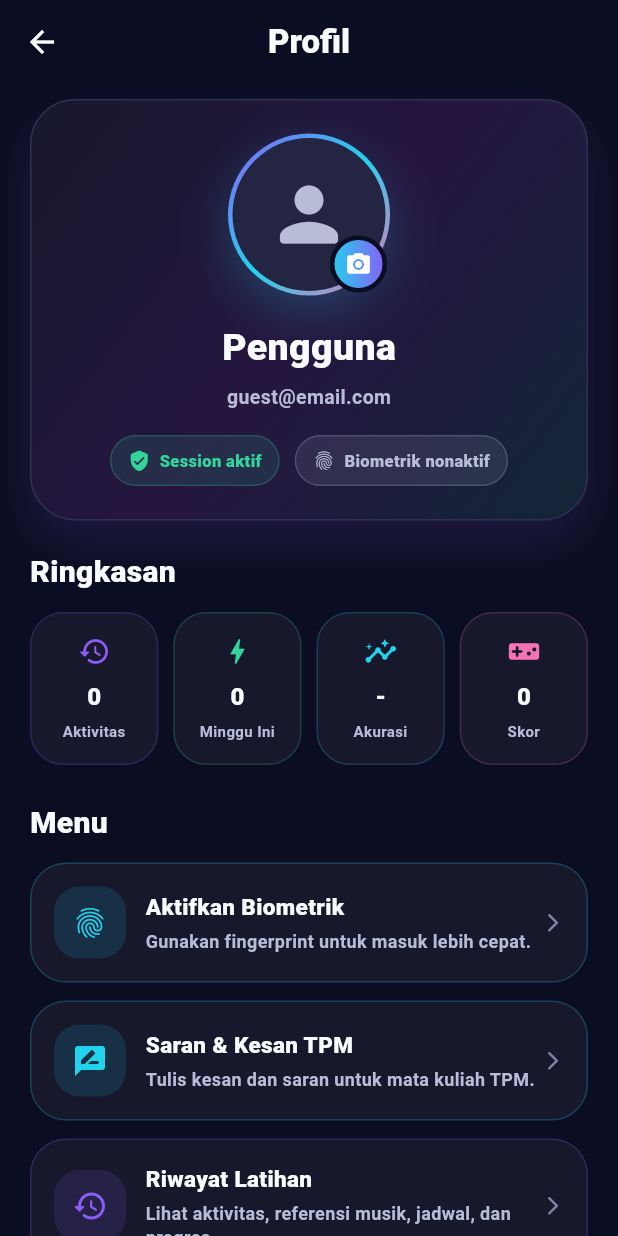
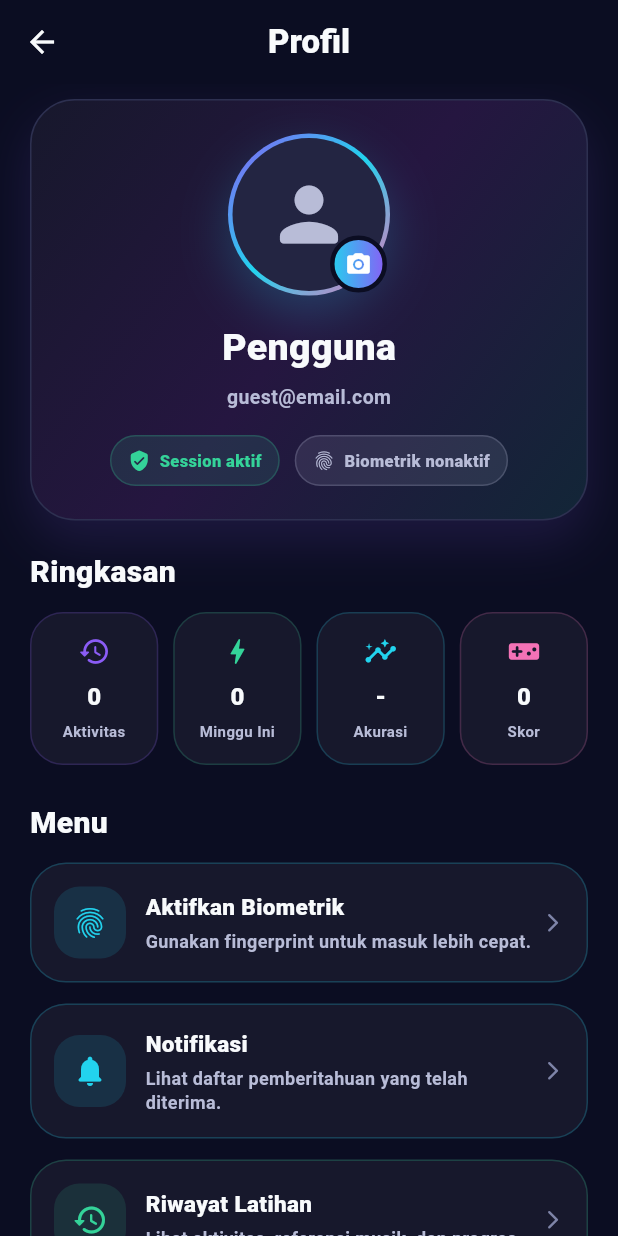
Before and after one commit to dafaarchlinux/pitch-perfect-final-project, a Flutter app: the ProfileScreen screen opened directly, on a phone screen of 412 x 824 dp. Run offline on Flutter 3.47's test engine with Material 3 defaults, Android fonts, the phone set to English and light mode, and no system bars; our stand-ins replace flutter_local_notifications, flutter_map, flutter_secure_storage, flutter_timezone, geocoding, geolocator and 9 more; missing offline and left inert: cryptography, flutter_pitch_detection, maps_launcher, noise_meter; accounts and stored records are empty.

Commit message:
Refactor profile screen logout dialog and menus
Updated logout confirmation message and modified button layout in the profile screen. Enhanced menu items for better organization and added a notifications menu.

```diff
--- a/lib/features/profile/profile_screen.dart
+++ b/lib/features/profile/profile_screen.dart
@@ -184,19 +184,40 @@ class _ProfileScreenState extends State<ProfileScreen> {
             style: TextStyle(color: _text, fontWeight: FontWeight.w900),
           ),
           content: const Text(
-            'Session login akan dihapus dari perangkat ini.',
+            'Yakin ingin keluar dari akun ini? Kamu akan tetap bisa masuk kembali dengan email dan password yang sama.',
             style: TextStyle(
               color: _muted,
               height: 1.45,
               fontWeight: FontWeight.w600,
             ),
           ),
+          actionsPadding: const EdgeInsets.fromLTRB(24, 0, 24, 20),
           actions: [
-            TextButton(
+            Row(
+              children: [
+                Expanded(
+                  child: TextButton(
                     onPressed: () => Navigator.pop(dialogContext),
-              child: const Text('Batal'),
+                    style: TextButton.styleFrom(
+                      foregroundColor: _muted,
+                      padding: const EdgeInsets.symmetric(vertical: 14),
+                      alignment: Alignment.center,
+                      shape: RoundedRectangleBorder(
+                        borderRadius: BorderRadius.circular(14),
                       ),
-            ElevatedButton(
+                    ),
+                    child: const Center(
+                      child: Text(
+                        'Batal',
+                        textAlign: TextAlign.center,
+                        style: TextStyle(fontWeight: FontWeight.w900),
+                      ),
+                    ),
+                  ),
+                ),
+                const SizedBox(width: 12),
+                Expanded(
+                  child: ElevatedButton(
                     onPressed: () async {
                       Navigator.pop(dialogContext);
                       await _logout();
@@ -204,11 +225,18 @@ class _ProfileScreenState extends State<ProfileScreen> {
                     style: ElevatedButton.styleFrom(
                       backgroundColor: _pink,
                       foregroundColor: Colors.white,
+                      padding: const EdgeInsets.symmetric(vertical: 14),
                       shape: RoundedRectangleBorder(
                         borderRadius: BorderRadius.circular(14),
                       ),
                     ),
-              child: const Text('Keluar'),
+                    child: const Text(
+                      'Keluar',
+                      style: TextStyle(fontWeight: FontWeight.w900),
+                    ),
+                  ),
+                ),
+              ],
             ),
           ],
         );
@@ -562,23 +590,31 @@ class _ProfileScreenState extends State<ProfileScreen> {
         color: biometricEnabled ? _green : _cyan,
         onTap: _toggleBiometric,
       ),
-        const SizedBox(height: 12),
+      const SizedBox(height: 14),
       _menuTile(
-          icon: Icons.rate_review_rounded,
+        icon: Icons.notifications_rounded,
+        title: 'Notifikasi',
+        subtitle: 'Lihat daftar pemberitahuan yang telah diterima.',
+        color: _cyan,
+        onTap: () => Navigator.pushNamed(context, '/notifications'),
+      ),
+      const SizedBox(height: 14),
+      _menuTile(
+        icon: Icons.history_rounded,
+        title: 'Riwayat Latihan',
+        subtitle: 'Lihat aktivitas, referensi musik, dan progres.',
+        color: _green,
+        onTap: () => Navigator.pushNamed(context, '/history'),
+      ),
+      const SizedBox(height: 14),
+      _menuTile(
+        icon: Icons.chat_bubble_rounded,
         title: 'Saran & Kesan TPM',
         subtitle: 'Tulis kesan dan saran untuk mata kuliah TPM.',
         color: _cyan,
         onTap: () => Navigator.pushNamed(context, '/feedback'),
       ),
-        const SizedBox(height: 12),
-        _menuTile(
-          icon: Icons.history_rounded,
-          title: 'Riwayat Latihan',
-          subtitle: 'Lihat aktivitas, referensi musik, jadwal, dan progres.',
-          color: _purple,
-          onTap: () => Navigator.pushNamed(context, '/history'),
-        ),
-        const SizedBox(height: 12),
+      const SizedBox(height: 14),
       _menuTile(
         icon: Icons.logout_rounded,
         title: 'Logout',
```
Lines whose indentation alone changed are shown as unchanged.
